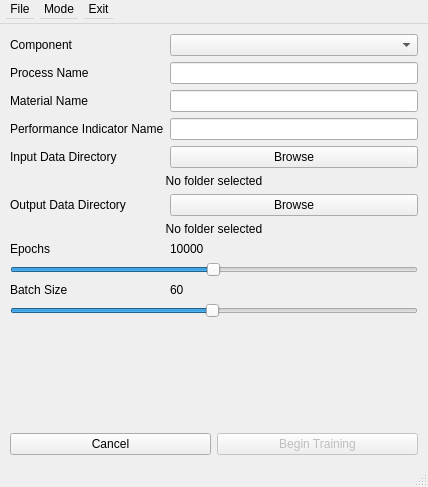
Qt form ui/trainnew_setup.ui (1alex2lee/masters_3d) before a commit.
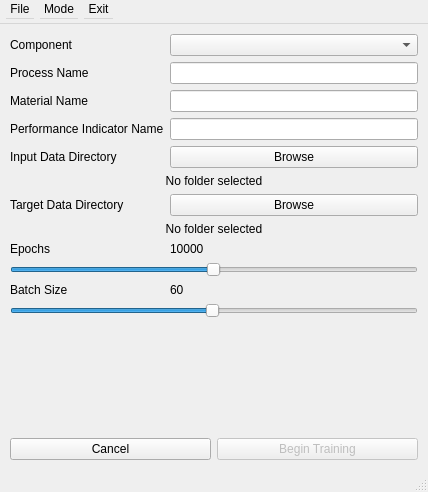
The same form after that commit.

The edit to the form file:
```diff
--- a/ui/trainnew_setup.ui
+++ b/ui/trainnew_setup.ui
@@ -7,7 +7,7 @@
     <x>0</x>
     <y>0</y>
     <width>428</width>
-    <height>487</height>
+    <height>492</height>
    </rect>
   </property>
   <property name="windowTitle">
@@ -122,7 +122,7 @@
       <item row="7" column="0">
        <widget class="QLabel" name="output_label">
         <property name="text">
-         <string>Output Data Directory</string>
+         <string>Target Data Directory</string>
         </property>
        </widget>
       </item>
```
Left out of the diff: 6 changed lines with no effect on the pictures.
